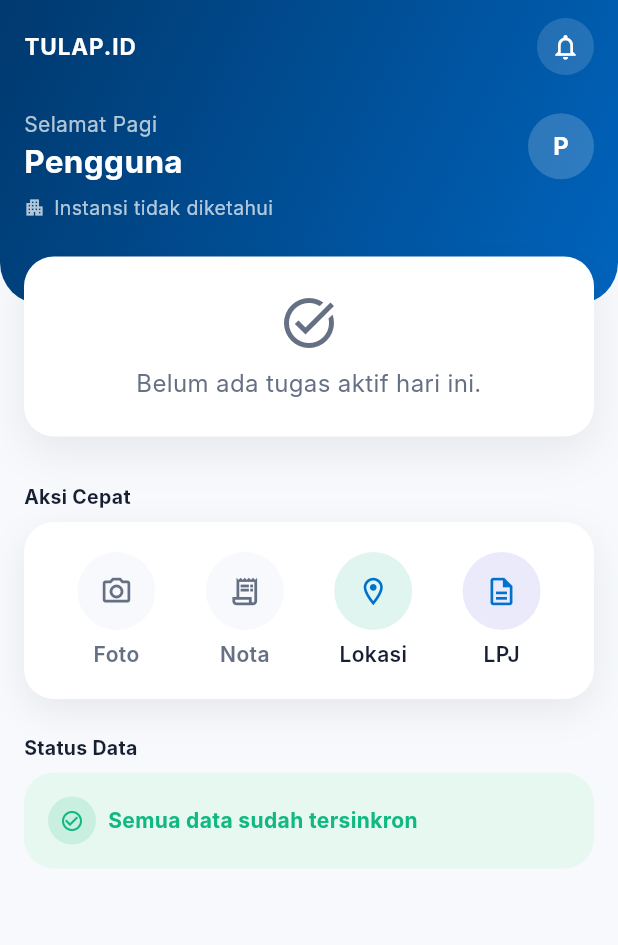
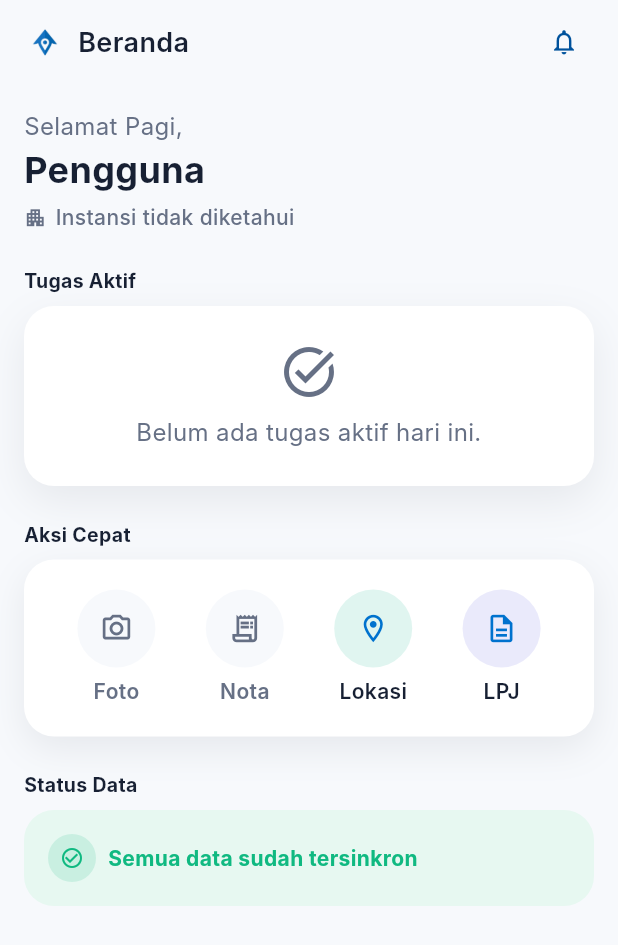
Before and after one commit to leotiberius27-jpg/tulap_id_project, a Flutter app: the _HomeView screen opened directly, on a phone screen of 412 x 824 dp. Shown: the top 945 px of the screen. Run offline on Flutter 3.47's test engine with Material 3 defaults, Android fonts, the phone set to English and light mode, and no system bars; our stand-ins replace camera, connectivity_plus, dartz, dio, flutter_image_compress, flutter_secure_storage and 3 more; missing offline and left inert: google_mlkit_text_recognition; accounts and stored records are empty; network calls fail; Roboto replaces fonts that are missing (PlusJakartaSans).

Commit message:
feat(mobile): Home redesign to light-canvas layout + motion/haptic system (Phase 2-4)
Implements Phase 2 (motion tokens) and Phase 4 (Home) of the premium
UI/UX upgrade:

- New AppMotion tokens (micro/stateChange/card/sheet/screen durations +
  standard/emphasized curves), exported via app_theme.dart.
- HomeHeader rewritten: replaces the full-bleed blue gradient hero with
  a light top bar (logo + "Beranda" title + notification button) and
  dark-text greeting/name/agency, per the "calm, spacious, navy used
  strategically not dominantly" direction. Dynamic time-of-day greeting
  logic preserved unchanged.
- HomePage: removed the Transform.translate hero-overlap hack (no longer
  needed without the hero), added a "Tugas Aktif" section label above
  the task card. Single-active-task selection logic in HomeController
  left untouched — only presentation changed.
- ActiveTaskCard: whole card is now tappable (Material+InkWell) with a
  light haptic, not just the CTA button. Checklist progress bar now
  animates value changes instead of snapping.
- QuickActionGrid: light haptic feedback on tap.
- ChecklistItemTile: light haptic + animated check-icon/text-style
  transition on toggle.

Verified live on Android emulator with real logged-in data (Budi
Santoso) — renders correctly, no overflow, flutter analyze: 0 errors
(pre-existing info-level lints only).

Co-Authored-By: Claude Sonnet 5 <noreply@anthropic.com>
Claude-Session: https://claude.ai/code/session_01UhMQ7Y2T46w7AGn8bhbG7T

```diff
--- a/tulap_mobile/lib/core/theme/app_theme.dart
+++ b/tulap_mobile/lib/core/theme/app_theme.dart
@@ -5,6 +5,7 @@ import 'app_spacing.dart';
 import 'app_typography.dart';
 
 export 'app_colors.dart';
+export 'app_motion.dart';
 export 'app_spacing.dart';
 export 'app_radius.dart';
 export 'app_typography.dart';
--- a/tulap_mobile/lib/features/home/presentation/pages/home_page.dart
+++ b/tulap_mobile/lib/features/home/presentation/pages/home_page.dart
@@ -55,11 +55,10 @@ class _HomeView extends StatelessWidget {
   @override
   Widget build(BuildContext context) {
     return AnnotatedRegion<SystemUiOverlayStyle>(
-      value: SystemUiOverlayStyle.light,
+      value: SystemUiOverlayStyle.dark,
       child: Scaffold(
         backgroundColor: AppColors.background,
         body: SafeArea(
-          top: false,
           child: Consumer<HomeController>(
             builder: (context, controller, _) {
               final state = controller.state;
@@ -78,32 +77,11 @@ class _HomeView extends StatelessWidget {
                 child: ListView(
                   padding: EdgeInsets.zero,
                   children: [
-                    HomeHeader(fullName: officerName, agencyName: agencyName),
-                    // Kartu Tugas Aktif "mengambang" di atas hero (Bagian 6:
-                    // transisi visual halus). Transform.translate dipakai
-                    // alih-alih margin/padding negatif - keduanya melempar
-                    // assertion error di Flutter (isNonNegative). Transform
-                    // hanya menggeser hasil gambar, ruang aslinya tetap
-                    // disediakan di bawah kartu sebagai jarak ke section
-                    // berikutnya, jadi tidak perlu SizedBox tambahan di sini.
-                    Transform.translate(
-                      offset: const Offset(0, -32),
-                      child: Padding(
-                        padding: const EdgeInsets.symmetric(
-                          horizontal: AppSpacing.base,
-                        ),
-                        child: activeTask != null
-                            ? ActiveTaskCard(
-                                task: activeTask,
-                                onContinue: () => _openTaskDetail(
-                                  context,
-                                  taskId: activeTask.id,
-                                  officerName: officerName,
-                                  agencyName: agencyName,
-                                ),
-                              )
-                            : _buildEmptyTaskState(),
-                      ),
+                    HomeHeader(
+                      fullName: officerName,
+                      agencyName: agencyName,
+                      onNotificationTap: () =>
+                          _showNotAvailable(context, 'Notifikasi'),
                     ),
                     Padding(
                       padding: const EdgeInsets.symmetric(
@@ -112,6 +90,26 @@ class _HomeView extends StatelessWidget {
                       child: Column(
                         crossAxisAlignment: CrossAxisAlignment.start,
                         children: [
+                          const SizedBox(height: AppSpacing.lg),
+                          Text(
+                            'Tugas Aktif',
+                            style: AppTypography.sectionLabel.copyWith(
+                              color: AppColors.textPrimary,
+                            ),
+                          ),
+                          const SizedBox(height: AppSpacing.sm),
+                          activeTask != null
+                              ? ActiveTaskCard(
+                                  task: activeTask,
+                                  onContinue: () => _openTaskDetail(
+                                    context,
+                                    taskId: activeTask.id,
+                                    officerName: officerName,
+                                    agencyName: agencyName,
+                                  ),
+                                )
+                              : _buildEmptyTaskState(),
+                          const SizedBox(height: AppSpacing.lg),
                           Text(
                             'Aksi Cepat',
                             style: AppTypography.sectionLabel.copyWith(
--- a/tulap_mobile/lib/features/home/presentation/widgets/home_header.dart
+++ b/tulap_mobile/lib/features/home/presentation/widgets/home_header.dart
@@ -3,17 +3,22 @@ import '../../../../core/theme/app_theme.dart';
 
 /// HomeHeader
 /// ----------------------------------------------------------------------
-/// Hero header Beranda: latar gradient biru institusional, wordmark,
-/// notifikasi, sapaan + nama pegawai, instansi, dan avatar. Sesuai
-/// Bagian 5 & 19 spesifikasi visual - "premium hero", bukan AppBar datar.
-/// Sudut bawah dibuat membulat agar ActiveTaskCard bisa "mengambang" di
-/// atasnya (Bagian 6: transisi visual halus).
+/// Top bar + sapaan Beranda. Kanvas terang (bukan hero biru penuh) sesuai
+/// arah desain terbaru: navy dipakai strategis di kartu/aksi, bukan
+/// mendominasi seluruh atas layar - agar Beranda terasa lebih ringan dan
+/// lapang (referensi gaya project-management app).
 /// ----------------------------------------------------------------------
 class HomeHeader extends StatelessWidget {
   final String fullName;
   final String agencyName;
+  final VoidCallback onNotificationTap;
 
-  const HomeHeader({super.key, required this.fullName, required this.agencyName});
+  const HomeHeader({
+    super.key,
+    required this.fullName,
+    required this.agencyName,
+    required this.onNotificationTap,
+  });
 
   String get _greeting {
     final hour = DateTime.now().hour;
@@ -25,76 +30,54 @@ class HomeHeader extends StatelessWidget {
 
   @override
   Widget build(BuildContext context) {
-    final topPadding = MediaQuery.of(context).padding.top;
-
-    return Container(
-      width: double.infinity,
-      padding: EdgeInsets.fromLTRB(
+    return Padding(
+      padding: const EdgeInsets.fromLTRB(
         AppSpacing.base,
-        topPadding + AppSpacing.md,
+        AppSpacing.sm,
         AppSpacing.base,
-        AppSpacing.xxxl + AppSpacing.sm,
-      ),
-      decoration: const BoxDecoration(
-        gradient: LinearGradient(
-          begin: Alignment.topLeft,
-          end: Alignment.bottomRight,
-          colors: [AppColors.heroGradientStart, AppColors.heroGradientEnd],
-        ),
-        borderRadius: BorderRadius.only(
-          bottomLeft: Radius.circular(AppRadius.hero),
-          bottomRight: Radius.circular(AppRadius.hero),
-        ),
+        0,
       ),
       child: Column(
         crossAxisAlignment: CrossAxisAlignment.start,
         children: [
           Row(
             children: [
-              const Text('TULAP.ID', style: AppTypography.brandTitle),
+              ClipRRect(
+                borderRadius: BorderRadius.circular(9),
+                child: Image.asset(
+                  'assets/images/logo.png',
+                  width: 28,
+                  height: 28,
+                ),
+              ),
+              const SizedBox(width: AppSpacing.sm),
+              const Text('Beranda', style: AppTypography.sectionTitle),
               const Spacer(),
-              _HeroIconButton(icon: Icons.notifications_outlined, onTap: () {}),
+              _NotificationButton(onTap: onNotificationTap),
             ],
           ),
           const SizedBox(height: AppSpacing.lg),
-          Row(
-            crossAxisAlignment: CrossAxisAlignment.center,
-            children: [
-              Expanded(
-                child: Column(
-                  crossAxisAlignment: CrossAxisAlignment.start,
-                  children: [
-                    Text(_greeting, style: AppTypography.heroGreeting),
-                    const SizedBox(height: 2),
-                    Text(
-                      fullName,
-                      style: AppTypography.heroName,
-                      maxLines: 1,
-                      overflow: TextOverflow.ellipsis,
-                    ),
-                  ],
-                ),
-              ),
-              const SizedBox(width: AppSpacing.md),
-              CircleAvatar(
-                radius: 22,
-                backgroundColor: Colors.white.withValues(alpha: 0.18),
-                child: Text(
-                  fullName.isNotEmpty ? fullName[0].toUpperCase() : '?',
-                  style: AppTypography.body.copyWith(color: Colors.white, fontWeight: FontWeight.w700),
-                ),
-              ),
-            ],
+          Text('$_greeting,', style: AppTypography.bodySecondary),
+          const SizedBox(height: 2),
+          Text(
+            fullName,
+            style: AppTypography.pageTitle,
+            maxLines: 1,
+            overflow: TextOverflow.ellipsis,
           ),
-          const SizedBox(height: AppSpacing.sm),
+          const SizedBox(height: 6),
           Row(
             children: [
-              const Icon(Icons.apartment_outlined, size: 14, color: Colors.white70),
+              const Icon(
+                Icons.apartment_outlined,
+                size: 15,
+                color: AppColors.textSecondary,
+              ),
               const SizedBox(width: 6),
               Expanded(
                 child: Text(
                   agencyName,
-                  style: AppTypography.heroSubtitle,
+                  style: AppTypography.small,
                   maxLines: 1,
                   overflow: TextOverflow.ellipsis,
                 ),
@@ -107,11 +90,10 @@ class HomeHeader extends StatelessWidget {
   }
 }
 
-class _HeroIconButton extends StatelessWidget {
-  final IconData icon;
+class _NotificationButton extends StatelessWidget {
   final VoidCallback onTap;
 
-  const _HeroIconButton({required this.icon, required this.onTap});
+  const _NotificationButton({required this.onTap});
 
   @override
   Widget build(BuildContext context) {
@@ -119,14 +101,18 @@ class _HeroIconButton extends StatelessWidget {
       onTap: onTap,
       borderRadius: BorderRadius.circular(20),
       child: Container(
-        width: 38,
-        height: 38,
+        width: 40,
+        height: 40,
         alignment: Alignment.center,
-        decoration: BoxDecoration(
-          color: Colors.white.withValues(alpha: 0.14),
+        decoration: const BoxDecoration(
+          color: AppColors.background,
           shape: BoxShape.circle,
         ),
-        child: Icon(icon, color: Colors.white, size: 20),
+        child: const Icon(
+          Icons.notifications_outlined,
+          color: AppColors.primary,
+          size: 20,
+        ),
       ),
     );
   }
--- a/tulap_mobile/lib/features/home/presentation/widgets/quick_action_grid.dart
+++ b/tulap_mobile/lib/features/home/presentation/widgets/quick_action_grid.dart
@@ -1,4 +1,5 @@
 import 'package:flutter/material.dart';
+import 'package:flutter/services.dart';
 import '../../../../core/theme/app_theme.dart';
 
 /// QuickActionGrid
@@ -89,10 +90,16 @@ class _QuickActionButton extends StatelessWidget {
 
   @override
   Widget build(BuildContext context) {
-    final isEnabled = onTap != null;
+    final callback = onTap;
+    final isEnabled = callback != null;
 
     return InkWell(
-      onTap: onTap,
+      onTap: callback == null
+          ? null
+          : () {
+              HapticFeedback.lightImpact();
+              callback();
+            },
       borderRadius: BorderRadius.circular(AppRadius.cardLarge),
       child: Padding(
         padding: const EdgeInsets.symmetric(vertical: AppSpacing.sm, horizontal: 6),
```
Also changed, not shown: tulap_mobile/lib/core/theme/app_motion.dart (added, +28 -0 lines), tulap_mobile/lib/features/home/presentation/widgets/active_task_card.dart (+25 -8 lines), tulap_mobile/lib/features/task_detail/presentation/widgets/checklist_item_tile.dart (+15 -4 lines).
